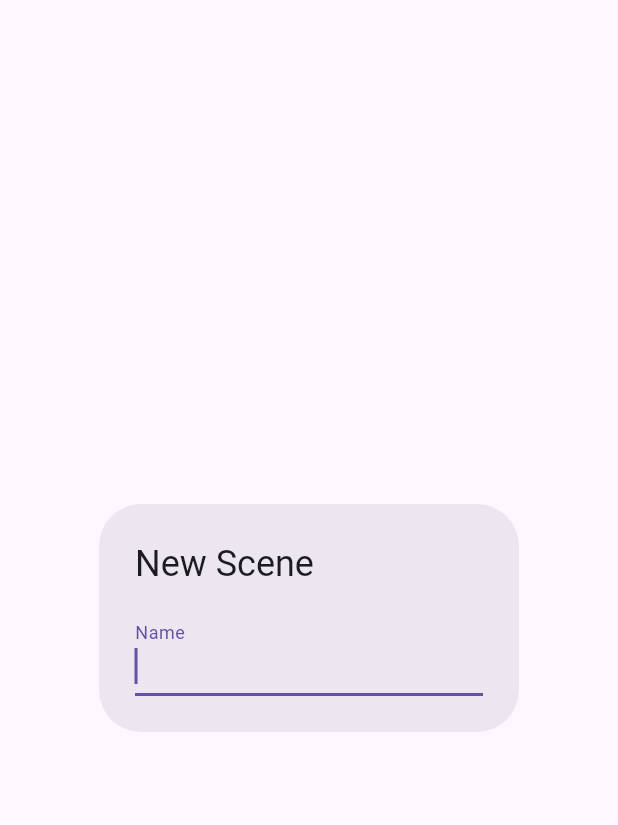
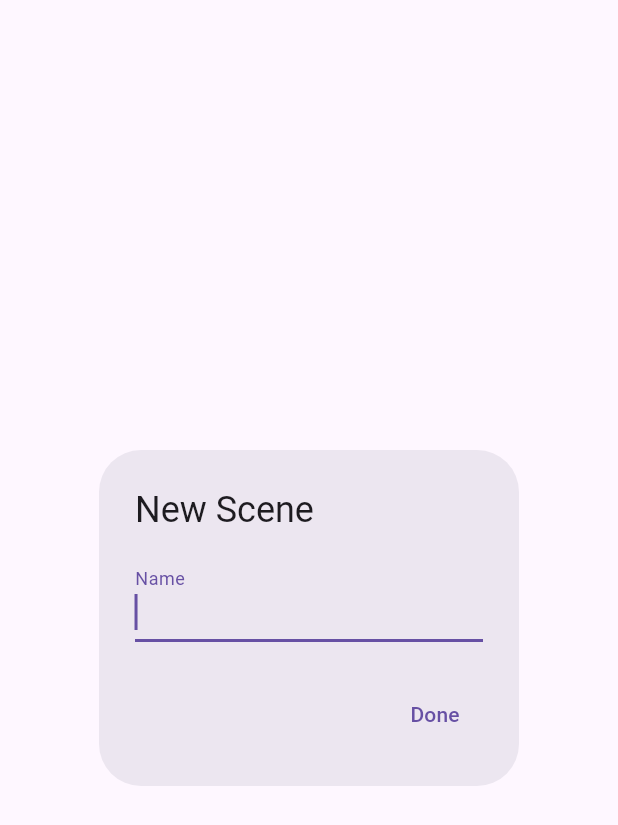
Before and after one commit to joehuang610154/game_prototype_simulator, a Flutter app: the CreateNewScenePopup widget shown alone on an empty page, opened directly, on a phone screen of 412 x 824 dp. Shown: the top 825 px of the screen. Run offline on Flutter 3.47's test engine with Material 3 defaults, Android fonts, the phone set to English and light mode, and no system bars; our stand-ins replace drift, drift_flutter, freezed_annotation, get_it, go_router, injectable and 1 more; accounts and stored records are empty; generated files the repository leaves out were written again.

Commit message:
add done button to create new scene popup

```diff
--- a/lib/app/presentation/scene/create_new_scene/create_new_scene_popup.dart
+++ b/lib/app/presentation/scene/create_new_scene/create_new_scene_popup.dart
@@ -27,6 +27,12 @@ class CreateNewScenePopup extends StatelessWidget with Popup {
           ],
         ),
       ),
+      actions: [
+        TextButton(
+          onPressed: () {},
+          child: Text(app.tr.done),
+        ),
+      ],
     );
   }
 }
```
